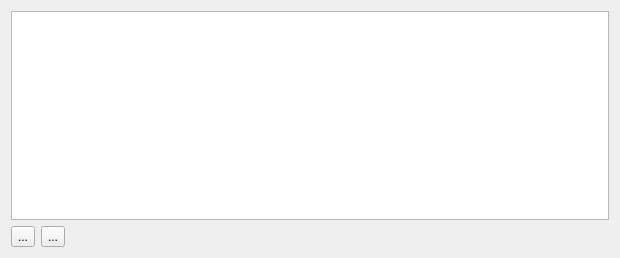
Qt form src/mdtdatabase/mdtSqlTableMappingWidget.ui (scandyna/multidiagtools) before a commit.
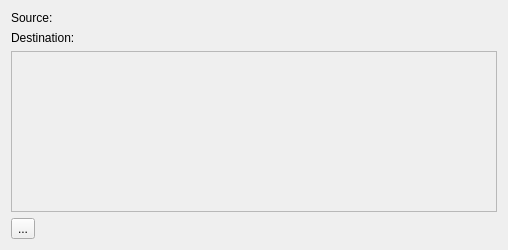
The same form after that commit. Icons and pictures are not drawn.

Diff of the .ui file:
```diff
--- a/src/mdtdatabase/mdtSqlTableMappingWidget.ui
+++ b/src/mdtdatabase/mdtSqlTableMappingWidget.ui
@@ -6,8 +6,8 @@
    <rect>
     <x>0</x>
     <y>0</y>
-    <width>620</width>
-    <height>258</height>
+    <width>508</width>
+    <height>250</height>
    </rect>
   </property>
   <property name="windowTitle">
@@ -15,20 +15,56 @@
   </property>
   <layout class="QVBoxLayout" name="verticalLayout">
    <item>
-    <widget class="QTableView" name="twTableMapping"/>
+    <layout class="QFormLayout" name="formLayout">
+     <item row="0" column="0">
+      <widget class="QLabel" name="lbSourceLabel">
+       <property name="text">
+        <string>Source:</string>
+       </property>
+      </widget>
+     </item>
+     <item row="0" column="1">
+      <widget class="QLabel" name="lbSource">
+       <property name="text">
+        <string/>
+       </property>
+      </widget>
+     </item>
+     <item row="1" column="0">
+      <widget class="QLabel" name="lbDestinationLabel">
+       <property name="text">
+        <string>Destination:</string>
+       </property>
+      </widget>
+     </item>
+     <item row="1" column="1">
+      <widget class="QLabel" name="lbDestination">
+       <property name="text">
+        <string/>
+       </property>
+      </widget>
+     </item>
+    </layout>
+   </item>
+   <item>
+    <widget class="QScrollArea" name="saItems">
+     <property name="widgetResizable">
+      <bool>true</bool>
+     </property>
+     <widget class="QWidget" name="scrollAreaWidgetContents">
+      <property name="geometry">
+       <rect>
+        <x>0</x>
+        <y>0</y>
+        <width>488</width>
+        <height>142</height>
+       </rect>
+      </property>
+     </widget>
+    </widget>
    </item>
    <item>
     <layout class="QHBoxLayout" name="horizontalLayout">
-     <item>
-      <widget class="QToolButton" name="tbAddFieldMapping">
-       <property name="text">
-        <string>...</string>
-       </property>
-       <property name="icon">
-        <iconset theme="list-remove"/>
-       </property>
-      </widget>
-     </item>
      <item>
       <widget class="QToolButton" name="tbRemoveFieldMapping">
        <property name="text">
```
Left out of the diff: 4 changed lines with no effect on the pictures.
